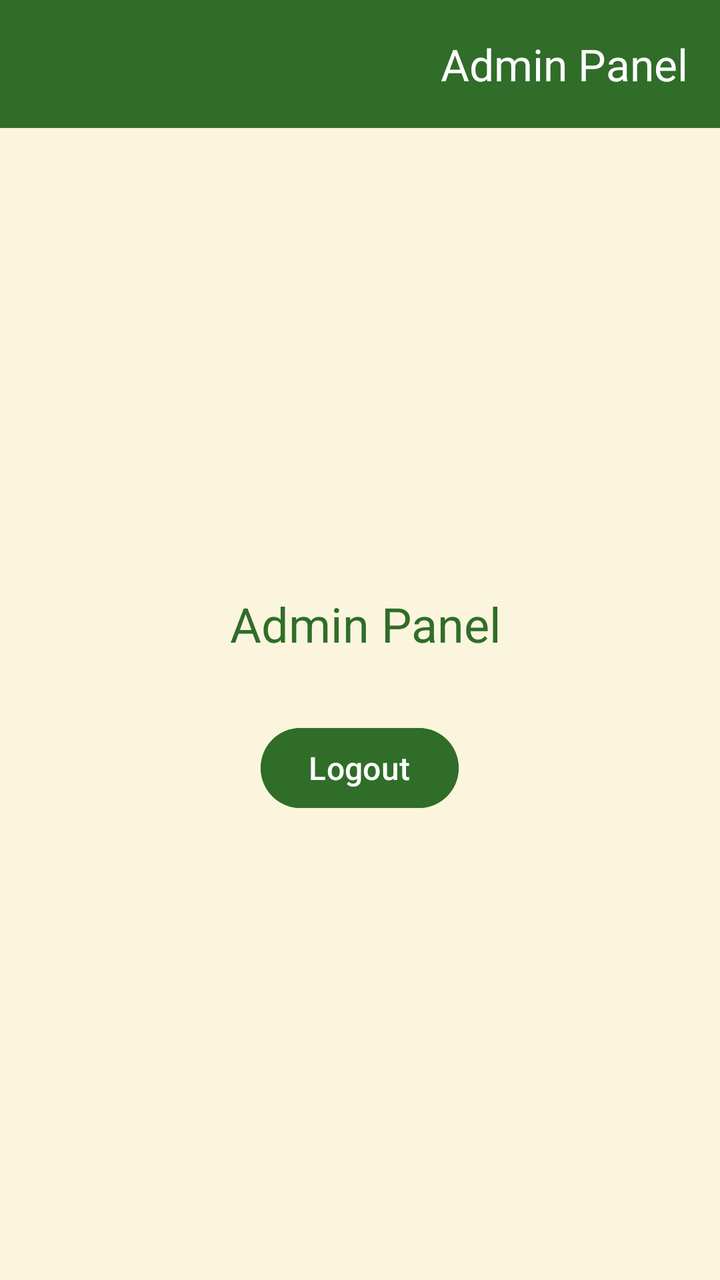
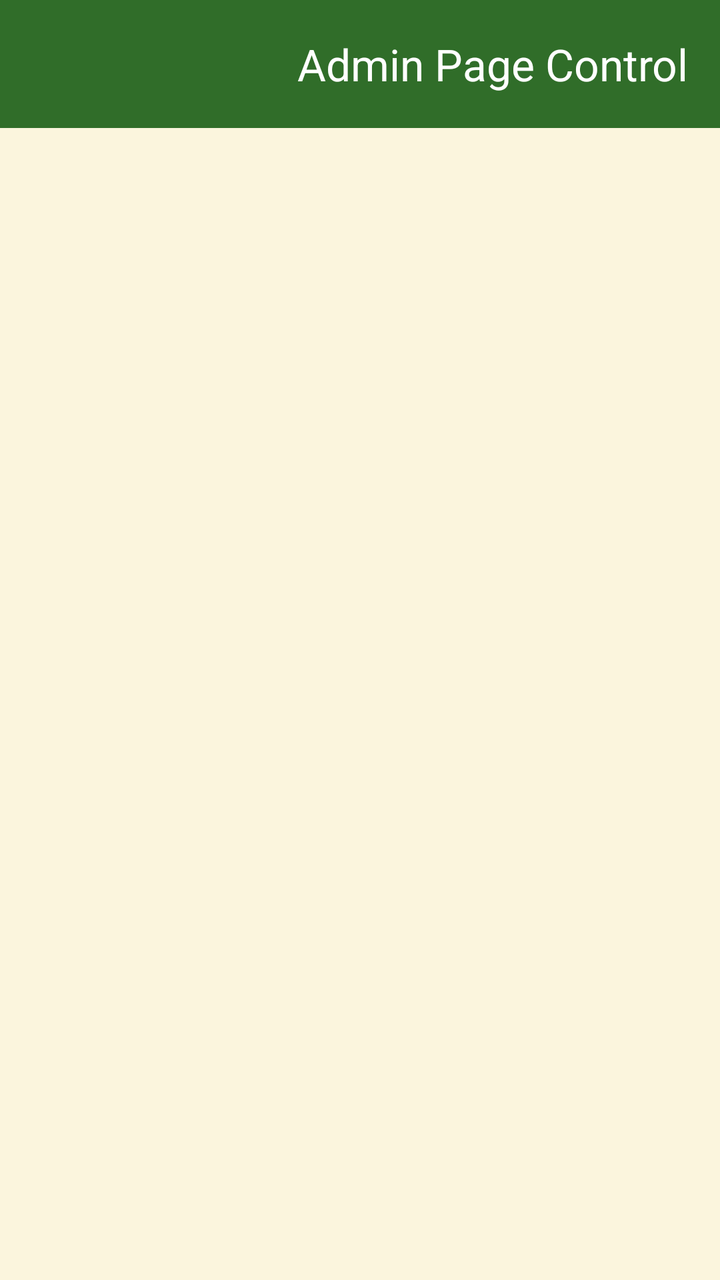

The first picture is an Android layout as it rendered before a commit; the second is the same layout after the commit. The layout source and the unified diff follow.
<!-- AndroidManifest.xml: application theme Theme._1212141_CourseProject -->
<!-- res/layout/activity_admin.xml -->
<?xml version="1.0" encoding="utf-8"?>
<LinearLayout xmlns:android="http://schemas.android.com/apk/res/android"
    xmlns:app="http://schemas.android.com/apk/res-auto"
    android:layout_width="match_parent"
    android:layout_height="match_parent"
    android:orientation="vertical"
    android:background="@color/background"
    android:layoutDirection="rtl">

    <androidx.appcompat.widget.Toolbar
        android:id="@+id/toolbar"
        android:layout_width="match_parent"
        android:layout_height="?attr/actionBarSize"
        android:background="@color/primary_green"
        app:titleTextColor="@color/white"
        app:title="Admin Panel" />

    <LinearLayout
        android:layout_width="match_parent"
        android:layout_height="match_parent"
        android:orientation="vertical"
        android:gravity="center"
        android:padding="24dp">

        <TextView
            android:layout_width="wrap_content"
            android:layout_height="wrap_content"
            android:text=" Admin Panel"
            android:textSize="24sp"
            android:textColor="@color/primary_green"
            android:layout_marginBottom="32dp" />

        <Button
            android:id="@+id/btnLogout"
            android:layout_width="wrap_content"
            android:layout_height="wrap_content"
            android:text="Logout"
            android:textSize="16sp"
            android:backgroundTint="@color/primary_green"
            app:cornerRadius="28dp" />

    </LinearLayout>

</LinearLayout>
<!-- resources referenced by this layout -->
<resources>
  <color name="background">#FBF5DD</color>
  <color name="primary_green">#306D29</color>
  <color name="white">#FFFFFFFF</color>
  <style name="Theme._1212141_CourseProject" parent="Base.Theme._1212141_CourseProject" />
  <style name="Base.Theme._1212141_CourseProject" parent="Theme.Material3.DayNight.NoActionBar">
          
          
      </style>
</resources>

<!-- the commit's change to res/layout/activity_admin.xml (unified diff, before → after) -->
@@ -1,44 +1,39 @@
 <?xml version="1.0" encoding="utf-8"?>
-<LinearLayout xmlns:android="http://schemas.android.com/apk/res/android"
+<androidx.drawerlayout.widget.DrawerLayout
+    xmlns:android="http://schemas.android.com/apk/res/android"
     xmlns:app="http://schemas.android.com/apk/res-auto"
+    android:id="@+id/drawer_layout"
     android:layout_width="match_parent"
     android:layout_height="match_parent"
-    android:orientation="vertical"
-    android:background="@color/background"
     android:layoutDirection="rtl">
-
-    <androidx.appcompat.widget.Toolbar
-        android:id="@+id/toolbar"
-        android:layout_width="match_parent"
-        android:layout_height="?attr/actionBarSize"
-        android:background="@color/primary_green"
-        app:titleTextColor="@color/white"
-        app:title="Admin Panel" />
 
     <LinearLayout
         android:layout_width="match_parent"
         android:layout_height="match_parent"
-        android:orientation="vertical"
-        android:gravity="center"
-        android:padding="24dp">
+        android:orientation="vertical">
 
-        <TextView
-            android:layout_width="wrap_content"
-            android:layout_height="wrap_content"
-            android:text=" Admin Panel"
-            android:textSize="24sp"
-            android:textColor="@color/primary_green"
-            android:layout_marginBottom="32dp" />
+        <androidx.appcompat.widget.Toolbar
+            android:id="@+id/toolbar"
+            android:layout_width="match_parent"
+            android:layout_height="?attr/actionBarSize"
+            android:background="@color/primary_green"
+            app:titleTextColor="@color/white"
+            app:title="Admin Page Control" />
 
-        <Button
-            android:id="@+id/btnLogout"
-            android:layout_width="wrap_content"
-            android:layout_height="wrap_content"
-            android:text="Logout"
-            android:textSize="16sp"
-            android:backgroundTint="@color/primary_green"
-            app:cornerRadius="28dp" />
+        <FrameLayout
+            android:id="@+id/fragment_container"
+            android:layout_width="match_parent"
+            android:layout_height="match_parent"
+            android:background="@color/background" />
 
     </LinearLayout>
 
-</LinearLayout>
+    <com.google.android.material.navigation.NavigationView
+        android:id="@+id/nav_view"
+        android:layout_width="wrap_content"
+        android:layout_height="match_parent"
+        android:layout_gravity="start"
+        app:menu="@menu/admin_drawer_menu"
+        app:headerLayout="@layout/nav_header_admin" />
+
+</androidx.drawerlayout.widget.DrawerLayout>
